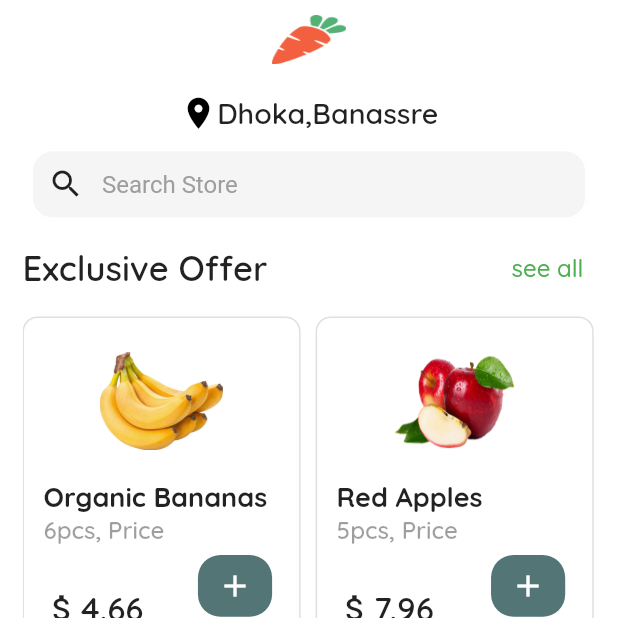
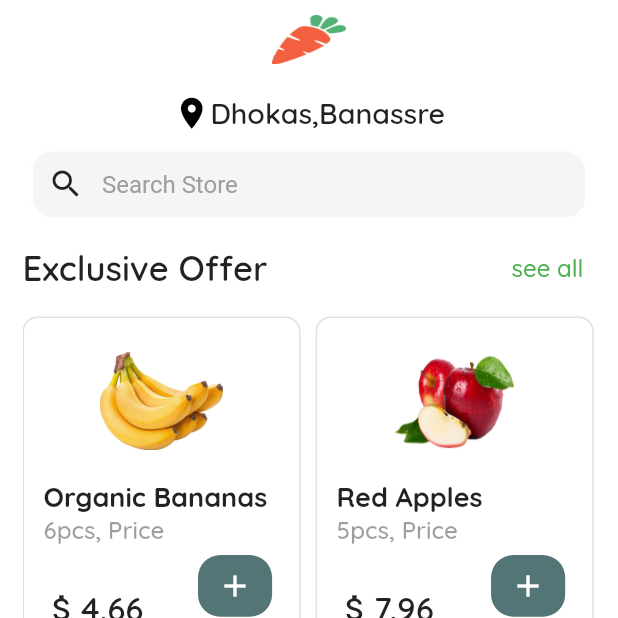
Before and after one commit to siddeeqtech/Food_application, a Flutter app: the Shop screen opened directly, on a phone screen of 412 x 824 dp, the top half of it. Run offline on Flutter 3.47's test engine with Material 2 defaults, Android fonts, the phone set to English and light mode, and no system bars; our stand-ins replace animated_bottom_navigation_bar, auto_size_text, dropdown_button2, get, google_fonts.

```diff
--- a/lib/View/BottomBar/Shop.dart
+++ b/lib/View/BottomBar/Shop.dart
@@ -26,7 +26,7 @@ class _ShopState extends State<Shop> {
                 // crossAxisAlignment: CrossAxisAlignment.center,
                 children: [
                   showImage("carrot"),
-                  cityTexts("Dhoka", "Banassre"),
+                  cityTexts("Dhokas", "Banassre"),
                   showSearch(),
                   bodySubheading("Exclusive Offer", "see all", () => null),
                   exclusiveListCard(),
```
